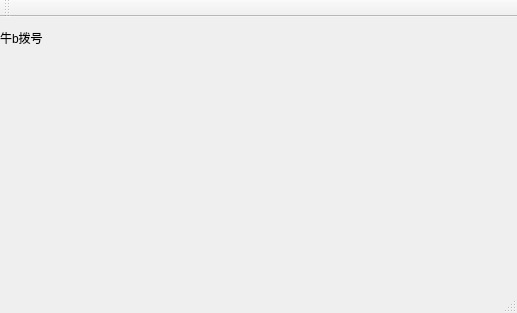
Above: mainwindow.ui from yt2014/dail before the change. Below: the same form after it.
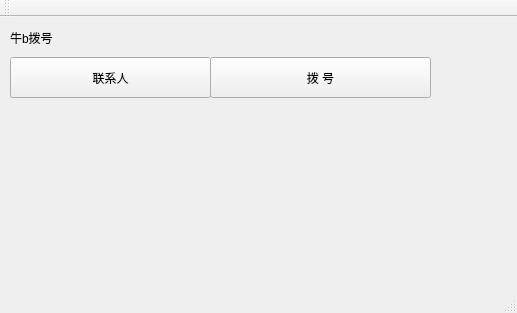
That is the form after the change.

The edit to the form file:
```diff
--- a/mainwindow.ui
+++ b/mainwindow.ui
@@ -17,7 +17,7 @@
    <widget class="QLabel" name="label_Title">
     <property name="geometry">
      <rect>
-      <x>0</x>
+      <x>10</x>
       <y>0</y>
       <width>311</width>
       <height>41</height>
@@ -27,6 +27,32 @@
      <string>牛b拨号</string>
     </property>
    </widget>
+   <widget class="QPushButton" name="pBtn_Contactors">
+    <property name="geometry">
+     <rect>
+      <x>10</x>
+      <y>40</y>
+      <width>201</width>
+      <height>41</height>
+     </rect>
+    </property>
+    <property name="text">
+     <string>联系人</string>
+    </property>
+   </widget>
+   <widget class="QPushButton" name="pBtn_Dail">
+    <property name="geometry">
+     <rect>
+      <x>210</x>
+      <y>40</y>
+      <width>221</width>
+      <height>41</height>
+     </rect>
+    </property>
+    <property name="text">
+     <string>拨 号</string>
+    </property>
+   </widget>
   </widget>
   <widget class="QMenuBar" name="menuBar">
    <property name="geometry">
```
Left out of the diff: 4 changed lines with no effect on the pictures.
